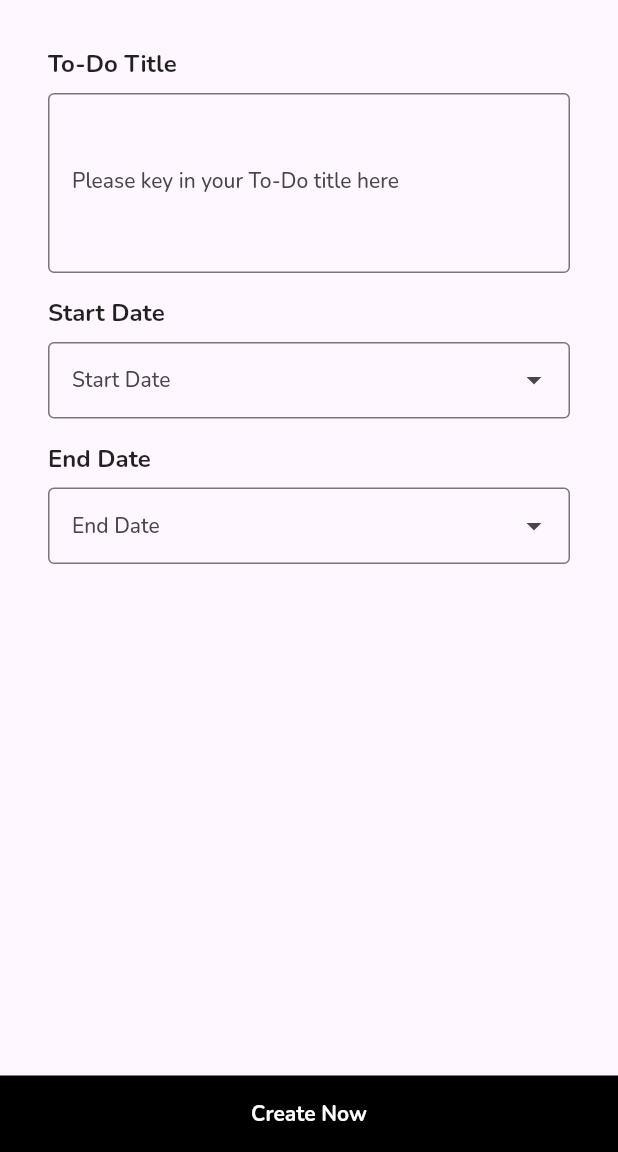
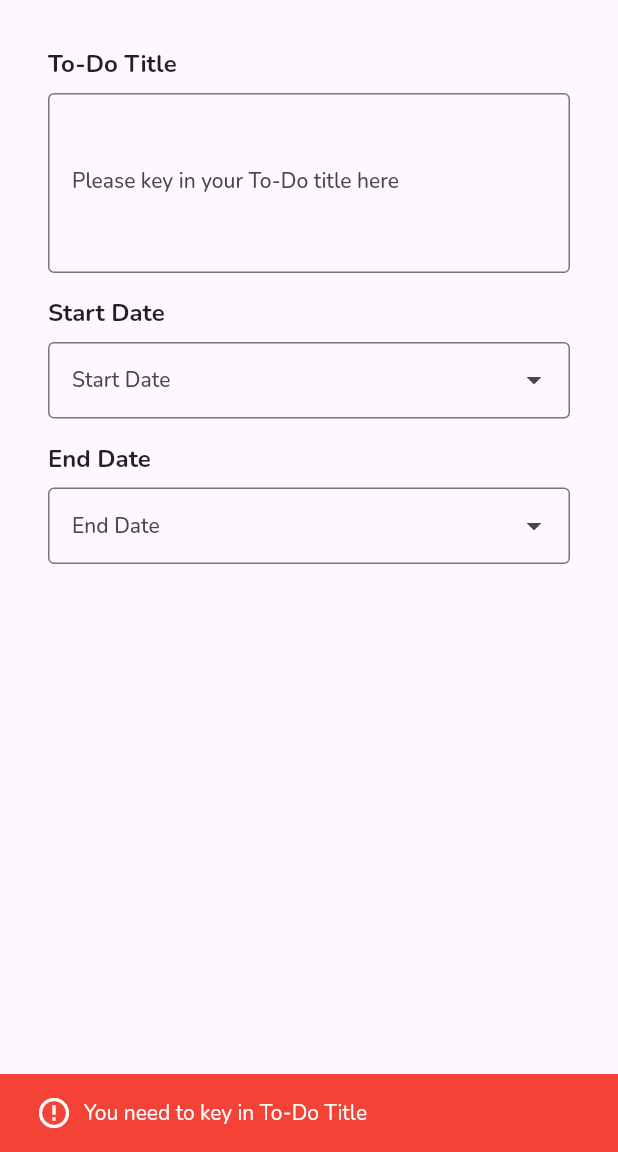
Before and after one commit to nightcodezero/flutter-to-do-list, a Flutter app: the AddTodoScreen screen opened by its route, after a tap on "Create Now", on a phone screen of 412 x 824 dp, the part 84-1236 px from its top. Run offline on Flutter 3.47's test engine with Material 2 defaults, Android fonts, the phone set to English and light mode, and no system bars; our stand-ins replace flutter_riverpod, go_router, google_fonts, sqflite; accounts and stored records are empty.

Commit message:
Add error message for missing input fields

```diff
--- a/lib/screens/add_todo_screen.dart
+++ b/lib/screens/add_todo_screen.dart
@@ -20,6 +20,7 @@ class _AddTodoScreenState extends ConsumerState<AddTodoScreen> {
   final TextEditingController _titleController = TextEditingController();
   final TextEditingController _startDate = TextEditingController();
   final TextEditingController _endDate = TextEditingController();
+  bool _isCompleted = false;
 
   @override
   void initState() {
@@ -29,6 +30,7 @@ class _AddTodoScreenState extends ConsumerState<AddTodoScreen> {
         _titleController.text = value.title;
         _startDate.text = value.startDate;
         _endDate.text = value.endDate;
+        _isCompleted = value.done;
       });
     }
   }
@@ -141,10 +143,7 @@ class _AddTodoScreenState extends ConsumerState<AddTodoScreen> {
                           });
                         }
                       } else {
-                        ScaffoldMessenger.of(context).showSnackBar(
-                            const SnackBar(
-                                content:
-                                    Text('You need to select Start Date')));
+                        showErrorMsg('You need to select Start Date first');
                       }
                     },
                   ),
@@ -157,13 +156,28 @@ class _AddTodoScreenState extends ConsumerState<AddTodoScreen> {
                 padding: const EdgeInsets.all(0),
               ),
               onPressed: () {
+                if (_titleController.text.trim().isEmpty) {
+                  showErrorMsg('You need to key in To-Do Title');
+                  return;
+                }
+
+                if (_startDate.text.isEmpty) {
+                  showErrorMsg('You need to select Start Date');
+                  return;
+                }
+
+                if (_endDate.text.isEmpty) {
+                  showErrorMsg('You need to select End Date');
+                  return;
+                }
+
                 if (widget.id != null) {
                   ref.read(todoProvider.notifier).update(Todo(
                       id: widget.id,
                       title: _titleController.text.trim(),
                       startDate: _startDate.text,
                       endDate: _endDate.text,
-                      done: false));
+                      done: _isCompleted));
                 } else {
                   ref.read(todoProvider.notifier).create(Todo(
                       title: _titleController.text.trim(),
@@ -193,4 +207,16 @@ class _AddTodoScreenState extends ConsumerState<AddTodoScreen> {
       )),
     );
   }
+
+  void showErrorMsg(String msg) {
+    ScaffoldMessenger.of(context).showSnackBar(SnackBar(
+        backgroundColor: Colors.red,
+        content: Row(
+          children: [
+            const Icon(Icons.error_outline, color: Colors.white),
+            const SizedBox(width: 8),
+            Text(msg, style: const TextStyle(color: Colors.white)),
+          ],
+        )));
+  }
 }
```
